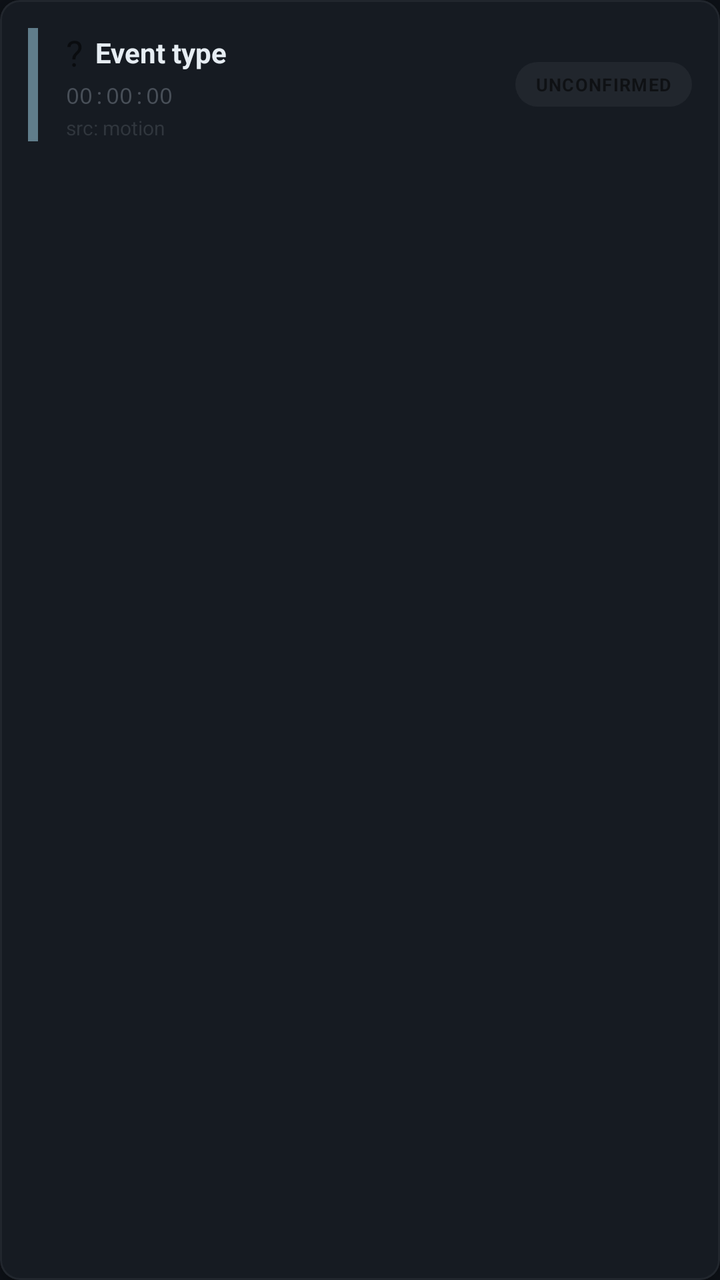
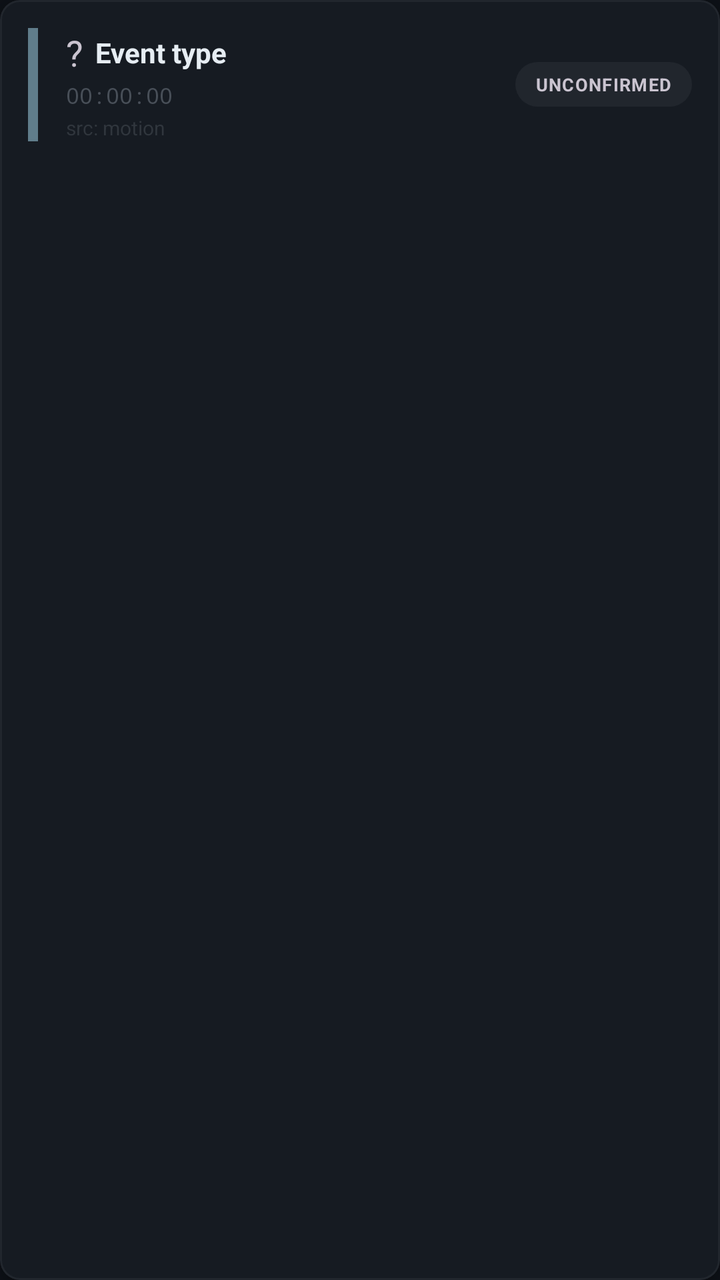

The first picture is an Android layout as it rendered before a commit; the second is the same layout after the commit. The layout source and the unified diff follow.
<!-- AndroidManifest.xml: application theme Theme.TRACE -->
<!-- res/layout/item_event.xml -->
<?xml version="1.0" encoding="utf-8"?>
<com.google.android.material.card.MaterialCardView
    xmlns:android="http://schemas.android.com/apk/res/android"
    xmlns:app="http://schemas.android.com/apk/res-auto"
    android:layout_width="match_parent"
    android:layout_height="wrap_content"
    android:layout_marginStart="12dp"
    android:layout_marginEnd="12dp"
    android:layout_marginTop="4dp"
    android:layout_marginBottom="4dp"
    app:cardBackgroundColor="#161B22"
    app:cardCornerRadius="10dp"
    app:cardElevation="4dp"
    app:strokeColor="#21262D"
    app:strokeWidth="1dp">

    <LinearLayout
        android:layout_width="match_parent"
        android:layout_height="wrap_content"
        android:orientation="horizontal"
        android:padding="14dp"
        android:minHeight="72dp">

        
        <View
            android:id="@+id/statusStrip"
            android:layout_width="5dp"
            android:layout_height="match_parent"
            android:layout_marginEnd="14dp"
            android:background="#607D8B" />

        
        <LinearLayout
            android:layout_width="0dp"
            android:layout_height="wrap_content"
            android:layout_weight="1"
            android:orientation="vertical"
            android:layout_gravity="center_vertical">

            <LinearLayout
                android:layout_width="match_parent"
                android:layout_height="wrap_content"
                android:orientation="horizontal"
                android:gravity="center_vertical">

                <TextView
                    android:id="@+id/tvIcon"
                    android:layout_width="wrap_content"
                    android:layout_height="wrap_content"
                    android:textSize="18sp"
                    android:layout_marginEnd="6dp"
                    android:text="?" />

                <TextView
                    android:id="@+id/tvEventType"
                    android:layout_width="wrap_content"
                    android:layout_height="wrap_content"
                    android:textColor="#E6EDF3"
                    android:textSize="14sp"
                    android:textStyle="bold"
                    android:text="Event type" />
            </LinearLayout>

            <TextView
                android:id="@+id/tvTimestamp"
                android:layout_width="wrap_content"
                android:layout_height="wrap_content"
                android:textColor="#484F58"
                android:textSize="11sp"
                android:fontFamily="monospace"
                android:layout_marginTop="2dp"
                android:text="00:00:00" />

            <TextView
                android:id="@+id/tvSource"
                android:layout_width="wrap_content"
                android:layout_height="wrap_content"
                android:textColor="#30363D"
                android:textSize="10sp"
                android:layout_marginTop="2dp"
                android:text="src: motion" />

        </LinearLayout>

        
        <TextView
            android:id="@+id/tvStatus"
            android:layout_width="wrap_content"
            android:layout_height="wrap_content"
            android:layout_gravity="center_vertical"
            android:paddingStart="10dp"
            android:paddingEnd="10dp"
            android:paddingTop="5dp"
            android:paddingBottom="5dp"
            android:textSize="9sp"
            android:textStyle="bold"
            android:letterSpacing="0.05"
            android:background="@drawable/status_pill"
            android:text="UNCONFIRMED" />

    </LinearLayout>

</com.google.android.material.card.MaterialCardView>
<!-- resources referenced by this layout -->
<resources>
  <!-- drawable status_pill (drawable) -->
  <?xml version="1.0" encoding="utf-8"?>
  <shape xmlns:android="http://schemas.android.com/apk/res/android"
      android:shape="rectangle">
      <corners android:radius="20dp" />
      <solid android:color="#21262D" />
  </shape>
  <style name="Theme.TRACE" parent="Theme.MaterialComponents.DayNight.NoActionBar">
          <item name="colorPrimary">#00E676</item>
          <item name="colorPrimaryVariant">#00C853</item>
          <item name="colorOnPrimary">#000000</item>
          <item name="colorSurface">#161B22</item>
          <item name="colorOnSurface">#E6EDF3</item>
          <item name="android:windowBackground">#0D1117</item>
      </style>
</resources>

<!-- the commit's change to res/layout/item_event.xml (unified diff, before → after) -->
@@ -8,10 +8,10 @@
     android:layout_marginEnd="12dp"
     android:layout_marginTop="4dp"
     android:layout_marginBottom="4dp"
-    app:cardBackgroundColor="#161B22"
+    app:cardBackgroundColor="?attr/colorSurfaceVariant"
     app:cardCornerRadius="10dp"
     app:cardElevation="4dp"
-    app:strokeColor="#21262D"
+    app:strokeColor="?attr/colorOutlineVariant"
     app:strokeWidth="1dp">
 
     <LinearLayout
@@ -27,7 +27,7 @@
             android:layout_width="5dp"
             android:layout_height="match_parent"
             android:layout_marginEnd="14dp"
-            android:background="#607D8B" />
+            android:background="@color/trace_sensor_icon" />
 
         
         <LinearLayout
@@ -55,7 +55,7 @@
                     android:id="@+id/tvEventType"
                     android:layout_width="wrap_content"
                     android:layout_height="wrap_content"
-                    android:textColor="#E6EDF3"
+                    android:textColor="?attr/colorOnSurface"
                     android:textSize="14sp"
                     android:textStyle="bold"
                     android:text="Event type" />
@@ -65,7 +65,7 @@
                 android:id="@+id/tvTimestamp"
                 android:layout_width="wrap_content"
                 android:layout_height="wrap_content"
-                android:textColor="#484F58"
+                android:textColor="@color/trace_text_hint"
                 android:textSize="11sp"
                 android:fontFamily="monospace"
                 android:layout_marginTop="2dp"
@@ -75,7 +75,7 @@
                 android:id="@+id/tvSource"
                 android:layout_width="wrap_content"
                 android:layout_height="wrap_content"
-                android:textColor="#30363D"
+                android:textColor="?attr/colorOutline"
                 android:textSize="10sp"
                 android:layout_marginTop="2dp"
                 android:text="src: motion" />
<!-- resource entries referenced after the edit -->
@@ -1,19 +1,75 @@
 <!-- resources referenced by this layout -->
 <resources>
+  <color name="trace_sensor_icon">#607D8B</color>
+  <color name="trace_text_hint">#484F58</color>
   <!-- drawable status_pill (drawable) -->
   <?xml version="1.0" encoding="utf-8"?>
   <shape xmlns:android="http://schemas.android.com/apk/res/android"
       android:shape="rectangle">
       <corners android:radius="20dp" />
-      <solid android:color="#21262D" />
+      <solid android:color="@color/trace_surface_container_high" />
   </shape>
-  <style name="Theme.TRACE" parent="Theme.MaterialComponents.DayNight.NoActionBar">
-          <item name="colorPrimary">#00E676</item>
-          <item name="colorPrimaryVariant">#00C853</item>
-          <item name="colorOnPrimary">#000000</item>
-          <item name="colorSurface">#161B22</item>
-          <item name="colorOnSurface">#E6EDF3</item>
-          <item name="android:windowBackground">#0D1117</item>
+  <style name="Theme.TRACE" parent="Theme.Material3.Dark.NoActionBar">
+  
+          
+          <item name="colorPrimary">@color/trace_primary</item>
+          <item name="colorOnPrimary">@color/trace_on_primary</item>
+          <item name="colorPrimaryContainer">@color/trace_primary_container</item>
+          <item name="colorOnPrimaryContainer">@color/trace_on_primary_container</item>
+          <item name="colorSecondary">@color/trace_secondary</item>
+          <item name="colorOnSecondary">@color/trace_on_secondary</item>
+          <item name="colorSecondaryContainer">@color/trace_secondary_container</item>
+          <item name="colorOnSecondaryContainer">@color/trace_on_secondary_container</item>
+          <item name="colorTertiary">@color/trace_tertiary</item>
+          <item name="colorOnTertiary">@color/trace_on_tertiary</item>
+          <item name="colorTertiaryContainer">@color/trace_tertiary_container</item>
+          <item name="colorOnTertiaryContainer">@color/trace_on_tertiary_container</item>
+          <item name="colorError">@color/trace_error</item>
+          <item name="colorOnError">@color/trace_on_error</item>
+          <item name="colorErrorContainer">@color/trace_error_container</item>
+          <item name="colorOnErrorContainer">@color/trace_on_error_container</item>
+  
+          
+          <item name="colorSurface">@color/trace_surface</item>
+          <item name="colorOnSurface">@color/trace_on_surface</item>
+          <item name="colorSurfaceVariant">@color/trace_surface_variant</item>
+          <item name="colorOnSurfaceVariant">@color/trace_on_surface_variant</item>
+          <item name="colorSurfaceInverse">@color/trace_inverse_surface</item>
+          <item name="colorOnSurfaceInverse">@color/trace_inverse_on_surface</item>
+          <item name="colorPrimaryInverse">@color/trace_inverse_primary</item>
+          <item name="colorOutline">@color/trace_outline</item>
+          <item name="colorOutlineVariant">@color/trace_outline_variant</item>
+          <item name="colorOnBackground">@color/trace_on_surface</item>
+          <item name="android:colorBackground">@color/trace_surface</item>
+          <item name="android:windowBackground">@color/trace_surface</item>
+          <item name="android:statusBarColor">@color/trace_surface</item>
+          <item name="android:navigationBarColor">@color/trace_surface</item>
       </style>
+  <color name="trace_surface_container_high">#21262D</color>
+  <color name="trace_primary">#00E676</color>
+  <color name="trace_on_primary">#000000</color>
+  <color name="trace_primary_container">#00401F</color>
+  <color name="trace_on_primary_container">#6CFFA5</color>
+  <color name="trace_secondary">#58A6FF</color>
+  <color name="trace_on_secondary">#001B33</color>
+  <color name="trace_secondary_container">#12314C</color>
+  <color name="trace_on_secondary_container">#CFE4FF</color>
+  <color name="trace_tertiary">#FFD600</color>
+  <color name="trace_on_tertiary">#2A2100</color>
+  <color name="trace_tertiary_container">#4A3D00</color>
+  <color name="trace_on_tertiary_container">#FFE680</color>
+  <color name="trace_error">#F85149</color>
+  <color name="trace_on_error">#000000</color>
+  <color name="trace_error_container">#7A1D19</color>
+  <color name="trace_on_error_container">#FFDAD6</color>
+  <color name="trace_surface">#0D1117</color>
+  <color name="trace_on_surface">#E6EDF3</color>
+  <color name="trace_surface_variant">#161B22</color>
+  <color name="trace_on_surface_variant">#8B949E</color>
+  <color name="trace_inverse_surface">#E6EDF3</color>
+  <color name="trace_inverse_on_surface">#161B22</color>
+  <color name="trace_inverse_primary">#00C853</color>
+  <color name="trace_outline">#30363D</color>
+  <color name="trace_outline_variant">#21262D</color>
 </resources>
 
